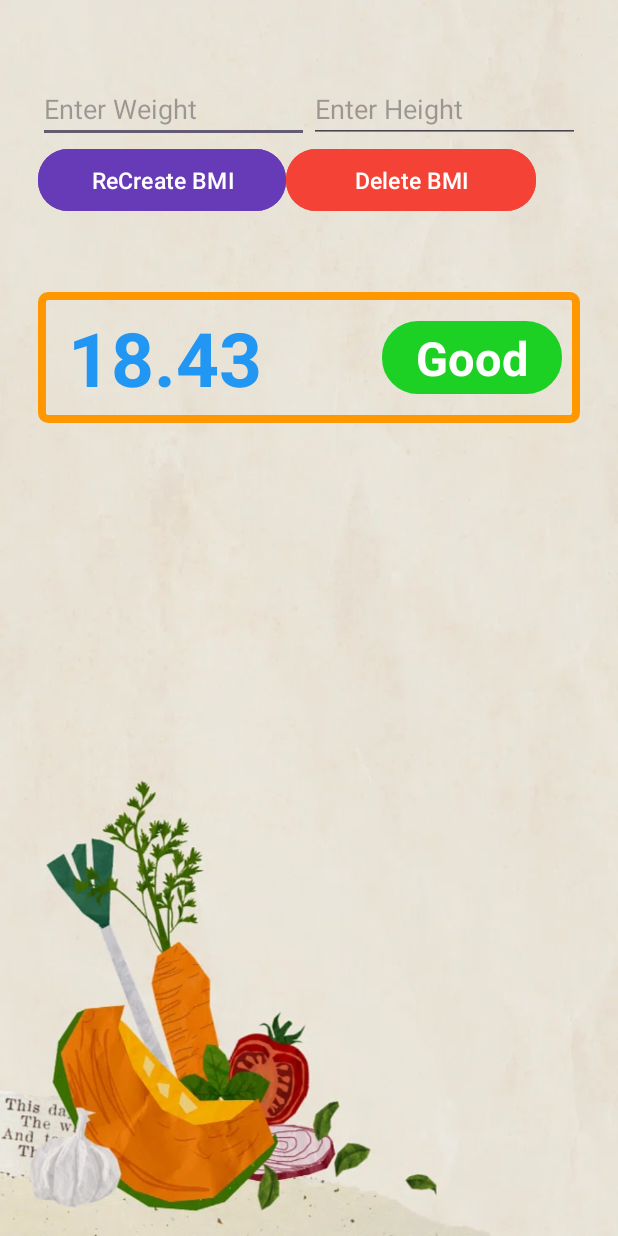
After one commit to N-isith/ToShape, an Android app: the OperationsActivity screen opened directly, with no data from a screen before it, on a phone screen of 412 x 824 dp. The commit adds this screen. Run offline under Robolectric (Android 15) with nearby library versions, the light colour scheme and no system bars.

Commit message:
created the frontend changes

```diff
--- /dev/null
+++ b/ToShape/app/src/main/java/com/example/toshape/OperationsActivity.kt
@@ -0,0 +1,20 @@
+package com.example.toshape
+
+import android.os.Bundle
+import androidx.activity.enableEdgeToEdge
+import androidx.appcompat.app.AppCompatActivity
+import androidx.core.view.ViewCompat
+import androidx.core.view.WindowInsetsCompat
+
+class OperationsActivity : AppCompatActivity() {
+    override fun onCreate(savedInstanceState: Bundle?) {
+        super.onCreate(savedInstanceState)
+        enableEdgeToEdge()
+        setContentView(R.layout.operations)
+        ViewCompat.setOnApplyWindowInsetsListener(findViewById(R.id.main)) { v, insets ->
+            val systemBars = insets.getInsets(WindowInsetsCompat.Type.systemBars())
+            v.setPadding(systemBars.left, systemBars.top, systemBars.right, systemBars.bottom)
+            insets
+        }
+    }
+}
--- /dev/null
+++ b/ToShape/app/src/main/res/layout/operations.xml
@@ -0,0 +1,115 @@
+<?xml version="1.0" encoding="utf-8"?>
+<androidx.constraintlayout.widget.ConstraintLayout xmlns:android="http://schemas.android.com/apk/res/android"
+    xmlns:app="http://schemas.android.com/apk/res-auto"
+    xmlns:tools="http://schemas.android.com/tools"
+    android:id="@+id/main"
+    android:layout_width="match_parent"
+    android:layout_height="match_parent"
+    android:background="@drawable/shapebg2"
+
+    tools:context=".OperationsActivity">
+
+    <LinearLayout
+        android:layout_width="match_parent"
+        android:layout_height="wrap_content"
+        android:layout_marginHorizontal="25dp"
+        android:layout_marginTop="50dp"
+        android:orientation="vertical"
+
+        app:layout_constraintTop_toTopOf="parent">
+
+        <LinearLayout
+            android:layout_width="wrap_content"
+            android:layout_height="wrap_content"
+            android:layout_marginBottom="0dp"
+            android:orientation="horizontal">
+
+            <EditText
+                android:id="@+id/editTextText3"
+                android:layout_width="wrap_content"
+                android:layout_height="wrap_content"
+                android:layout_weight="1"
+                android:ems="10"
+                android:hint="Enter Weight"
+                android:inputType="text" />
+
+            <EditText
+                android:id="@+id/editTextText4"
+                android:layout_width="wrap_content"
+                android:layout_height="wrap_content"
+                android:layout_weight="1"
+                android:ems="10"
+                android:hint="Enter Height"
+                android:inputType="text" />
+        </LinearLayout>
+
+        <LinearLayout
+            android:layout_width="wrap_content"
+            android:layout_height="wrap_content"
+            android:orientation="horizontal">
+
+            <Button
+                android:id="@+id/updateBMI4"
+                android:layout_width="match_parent"
+                android:layout_height="wrap_content"
+                android:layout_weight="1"
+                android:backgroundTint="@color/updatecolor"
+                android:paddingHorizontal="35dp"
+                android:paddingVertical="10dp"
+                android:text="@string/updatebtn"
+                android:textColor="@color/white"
+                android:textSize="15sp"
+                app:cornerRadius="20dp" />
+
+            <Button
+                android:id="@+id/delBMI"
+                android:layout_width="match_parent"
+                android:layout_height="wrap_content"
+                android:backgroundTint="@color/delcolor"
+                android:paddingHorizontal="45dp"
+                android:paddingVertical="10dp"
+                android:text="@string/delbtn"
+                android:textColor="@color/white"
+                android:textSize="15sp"
+                app:cornerRadius="20dp" />
+        </LinearLayout>
+
+        <LinearLayout
+            android:layout_width="match_parent"
+            android:layout_height="match_parent"
+            android:layout_marginTop="50dp"
+            android:background="@drawable/thename"
+            android:orientation="horizontal"
+            android:paddingVertical="10dp">
+
+            <TextView
+                android:id="@+id/BMIrate"
+                android:layout_width="wrap_content"
+                android:layout_height="wrap_content"
+                android:text="18.43"
+                android:textAlignment="textStart"
+                android:paddingStart="20dp"
+                android:textColor="@color/rateColor"
+                android:textSize="50dp"
+                android:textStyle="bold" />
+
+            <TextView
+                android:id="@+id/status"
+                android:layout_width="wrap_content"
+                android:layout_height="wrap_content"
+                android:background="@drawable/statusbtnframe"
+                android:paddingVertical="3dp"
+                android:layout_marginLeft="80dp"
+                android:layout_marginTop="-7dp"
+                android:width="120dp"
+                android:text="Good"
+                android:textAlignment="center"
+                android:textColor="@color/white"
+                android:textSize="31dp"
+                android:textStyle="bold" />
+
+        </LinearLayout>
+
+    </LinearLayout>
+
+</androidx.constraintlayout.widget.ConstraintLayout>
--- a/ToShape/app/src/main/res/values/colors.xml
+++ b/ToShape/app/src/main/res/values/colors.xml
@@ -5,4 +5,7 @@
     <color name="submitcolor">#FF9800</color>
     <color name="rateColor">#2196F3</color>
     <color name="statuscolor">#1DD124</color>
+    <color name="descolor">#0C2347</color>
+    <color name="updatecolor">#673AB7</color>
+    <color name="delcolor">#F44336</color>
 </resources>
```
Also changed, not shown: ToShape/app/src/main/AndroidManifest.xml (+12 -3 lines), ToShape/app/src/main/java/com/example/toshape/MainActivity.kt (+29 -0 lines), ToShape/app/src/main/res/layout/activity_main.xml (+25 -100 lines), ToShape/app/src/main/res/layout/backup.xml (added, +80 -0 lines), ToShape/app/src/main/res/values/strings.xml (+10 -0 lines).
